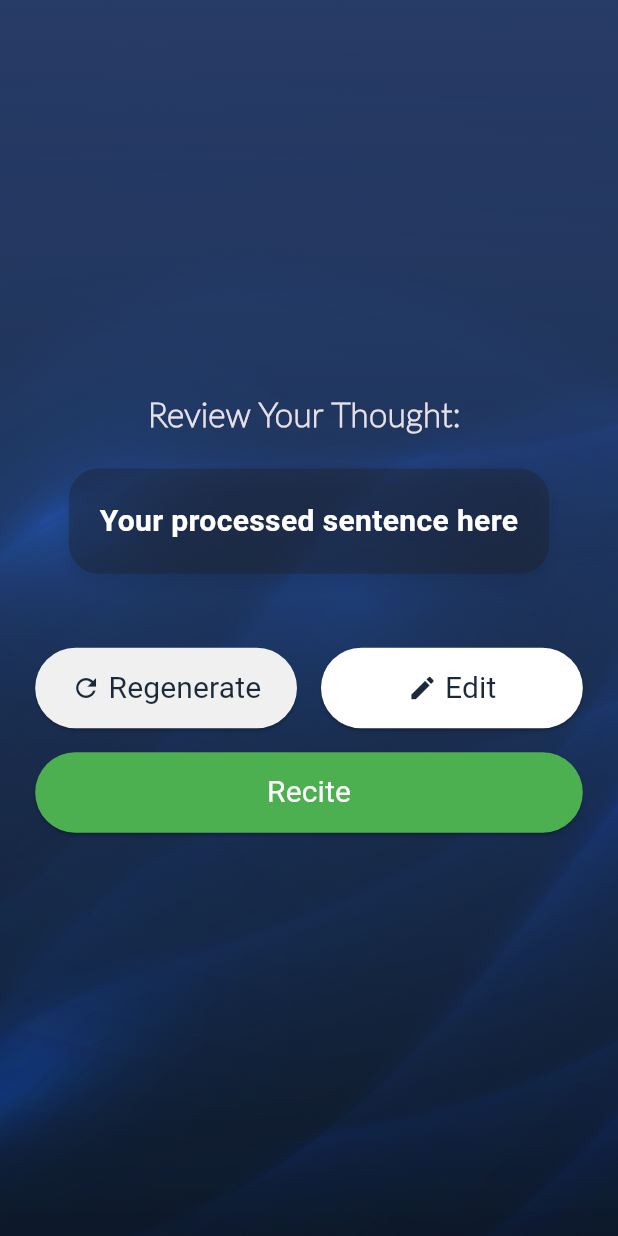
After one commit to malakHelmy/Neurithm, a Flutter app: the ConfirmationPage screen opened directly, on a phone screen of 412 x 824 dp. The commit adds this screen. Run offline on Flutter 3.47's test engine with Material 3 defaults, Android fonts, the phone set to English and light mode, and no system bars; our stand-ins replace flutter_tts.

Commit message:
confirmation page

```diff
--- /dev/null
+++ b/neurithm_frontend/lib/screens/confirmationPage.dart
@@ -0,0 +1,227 @@
+import 'package:flutter/material.dart';
+
+import '../widgets/appBar.dart';
+import '../widgets/wavesBackground.dart';
+import 'homePage.dart';
+import '../screens/recitePage.dart';
+
+class ConfirmationPage extends StatelessWidget {
+  final String processedSentence;
+
+  const ConfirmationPage({super.key, required this.processedSentence});
+
+  @override
+  Widget build(BuildContext context) {
+    return Scaffold(
+      body: Container(
+        decoration: gradientBackground,
+        child: Center(
+          child: Stack(
+            alignment: Alignment.center,
+            children: [
+              wavesBackground(getScreenWidth(context), getScreenHeight(context)),
+              Padding(
+                padding: EdgeInsets.symmetric(
+                    horizontal: spacing(15, getScreenHeight(context))),
+                child: Column(
+                  mainAxisAlignment: MainAxisAlignment.center,
+                  children: [
+                    Padding(
+                      padding: EdgeInsets.only(
+                          bottom: spacing(20, getScreenHeight(context))),
+                      child: const Text(
+                        'Review Your Thought: ',
+                        style: TextStyle(
+                          fontSize: 22,
+                          fontWeight: FontWeight.w900,
+                          fontFamily: 'Lato',
+                        ),
+                      ),
+                    ),
+                    Container(
+                      padding: EdgeInsets.all(
+                          spacing(20, getScreenHeight(context))),
+                      decoration: BoxDecoration(
+                        color: const Color.fromARGB(255, 29, 29, 29)
+                        .withOpacity(0.35),
+                        borderRadius: BorderRadius.circular(20),
+                        boxShadow: [
+                          BoxShadow(
+                            color: Colors.black.withOpacity(0.1),
+                            blurRadius: 10,
+                            offset: const Offset(0, 5),
+                          ),
+                        ],
+                      ),
+                      child: Text(
+                        processedSentence,
+                        style: const TextStyle(
+                          fontSize: 20,
+                          fontWeight: FontWeight.bold,
+                          color: Color.fromARGB(255, 255, 255, 255),
+                        ),
+                        textAlign: TextAlign.center,
+                      ),
+                    ),
+                    SizedBox(height: spacing(40, getScreenHeight(context))),
+                    Row(
+                      mainAxisAlignment: MainAxisAlignment.spaceEvenly,
+                      children: [
+                        Expanded(
+                          child: Padding(
+                            padding: const EdgeInsets.all(8.0),
+                            child: ElevatedButton(
+                              onPressed: () {
+                                // Action to regenerate the sentence
+                                Navigator.pop(context);
+                              },
+                              style: ElevatedButton.styleFrom(
+                                backgroundColor: const Color.fromARGB(255, 240, 240, 240),
+                                shape: RoundedRectangleBorder(
+                                  borderRadius: BorderRadius.circular(50),
+                                ),
+                                padding: EdgeInsets.symmetric(
+                                    vertical: spacing(12, getScreenHeight(context))),
+                              ),
+                              child: const Row(
+                                mainAxisAlignment: MainAxisAlignment.center,
+                                children: [
+                                  Icon(
+                                    Icons.refresh,
+                                    color: Color(0xFF1A2A3A),
+                                    size: 20,
+                                  ),
+                                  SizedBox(width: 5),
+                                  Text(
+                                    "Regenerate",
+                                    style: TextStyle(
+                                      fontSize: 20,
+                                      fontWeight: FontWeight.normal,
+                                      color: Color(0xFF1A2A3A),
+                                    ),
+                                  ),
+                                ],
+                              ),
+                            ),
+                          ),
+                        ),
+                        Expanded(
+                          child: Padding(
+                            padding: const EdgeInsets.all(8.0),
+                            child: ElevatedButton(
+                              onPressed: () {
+                                // Action to edit the sentence
+                                showDialog(
+                                  context: context,
+                                  builder: (context) {
+                                    TextEditingController _controller =
+                                        TextEditingController(
+                                            text: processedSentence);
+                                    return AlertDialog(
+                                      title: const Text("Edit Your Thought"),
+                                      content: TextField(
+                                        controller: _controller,
+                                        decoration: const InputDecoration(
+                                          border: OutlineInputBorder(),
+                                          labelText: "Edit Thought",
+                                        ),
+                                        maxLines: 3,
+                                      ),
+                                      actions: [
+                                        TextButton(
+                                          onPressed: () {
+                                            Navigator.pop(context);
+                                          },
+                                          child: const Text("Cancel"),
+                                        ),
+                                        TextButton(
+                                          onPressed: () {
+                                            // Save updated thought
+                                            String updatedThought =
+                                                _controller.text;
+                                            Navigator.pop(context);
+                                          },
+                                          child: const Text("Save"),
+                                        ),
+                                      ],
+                                    );
+                                  },
+                                );
+                              },
+                              style: ElevatedButton.styleFrom(
+                                backgroundColor:
+                                    const Color.fromARGB(255, 255, 255, 255),
+                                shape: RoundedRectangleBorder(
+                                  borderRadius: BorderRadius.circular(50),
+                                ),
+                                padding: EdgeInsets.symmetric(
+                                    vertical: spacing(12, getScreenHeight(context))),
+                              ),
+                              child: const Row(
+                                mainAxisAlignment: MainAxisAlignment.center,
+                                children: [
+                                  Icon(
+                                    Icons.edit,
+                                    color: Color(0xFF1A2A3A),
+                                    size: 20,
+                                  ),
+                                  SizedBox(width: 5),
+                                  Text(
+                                    "Edit",
+                                    style: TextStyle(
+                                      fontSize: 20,
+                                      fontWeight: FontWeight.normal,
+                                      color: Color(0xFF1A2A3A),
+                                    ),
+                                  ),
+                                ],
+                              ),
+                            ),
+                          ),
+                        ),
+                      ],
+                    ),
+                    Padding(
+                      padding: const EdgeInsets.all(8.0),
+                      child: ElevatedButton(
+                        onPressed: () {
+                          // Action to accept the sentence
+                          Navigator.push(
+                            context,
+                            MaterialPageRoute(
+                                builder: (context) => const RecitePage()),
+                          );
+                        },
+                        style: ElevatedButton.styleFrom(
+                          backgroundColor: Colors.green, // Green background
+                          shape: RoundedRectangleBorder(
+                            borderRadius: BorderRadius.circular(50),
+                          ),
+                          padding: EdgeInsets.symmetric(
+                              vertical: spacing(12, getScreenHeight(context))),
+                        ),
+                        child: const Row(
+                          mainAxisAlignment: MainAxisAlignment.center,
+                          children: [
+                            Text(
+                              "Recite",
+                              style: TextStyle(
+                                fontSize: 20,
+                                fontWeight: FontWeight.normal,
+                                color: Colors.white, // White text for contrast
+                              ),
+                            ),
+                          ],
+                        ),
+                      ),
+                    ),
+                  ],
+                ),
+              ),
+            ],
+          ),
+        ),
+      ),
+    );
+  }
+}
--- a/neurithm_frontend/lib/screens/setUpConnectionPage.dart
+++ b/neurithm_frontend/lib/screens/setUpConnectionPage.dart
@@ -1,7 +1,9 @@
 import 'package:flutter/material.dart';
+import 'package:neurithm_frontend/screens/confirmationPage.dart';
 import '../widgets/appBar.dart';
 import '../widgets/wavesBackground.dart';
 import 'homePage.dart';
+import '../screens/confirmationPage.dart';
 
 class setUpConnectionPage extends StatefulWidget {
   const setUpConnectionPage({super.key});
@@ -214,7 +216,9 @@ class _setUpConnectionPageState extends State<setUpConnectionPage>
                                     Navigator.push(
                                       context,
                                       MaterialPageRoute(
-                                        builder: (context) => HomePage(),
+                                        builder: (context) => ConfirmationPage(
+                                        processedSentence: "Your processed sentence here",
+                                        ),
                                       ),
                                     );
                                   }
```
Also changed, not shown: neurithm_frontend/lib/screens/recitePage.dart (added, +105 -0 lines).
